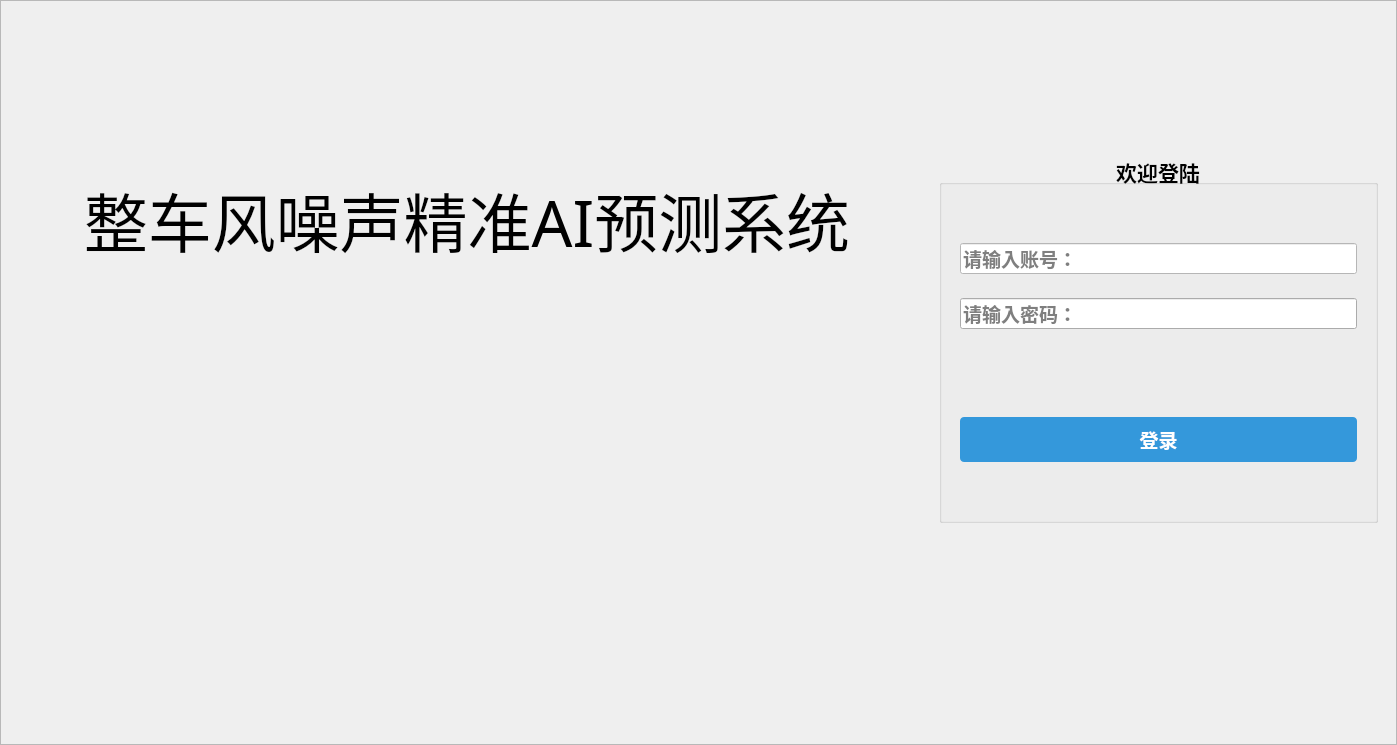
Gayuys/Wind-noise-UI, file login.ui: the form before one commit.
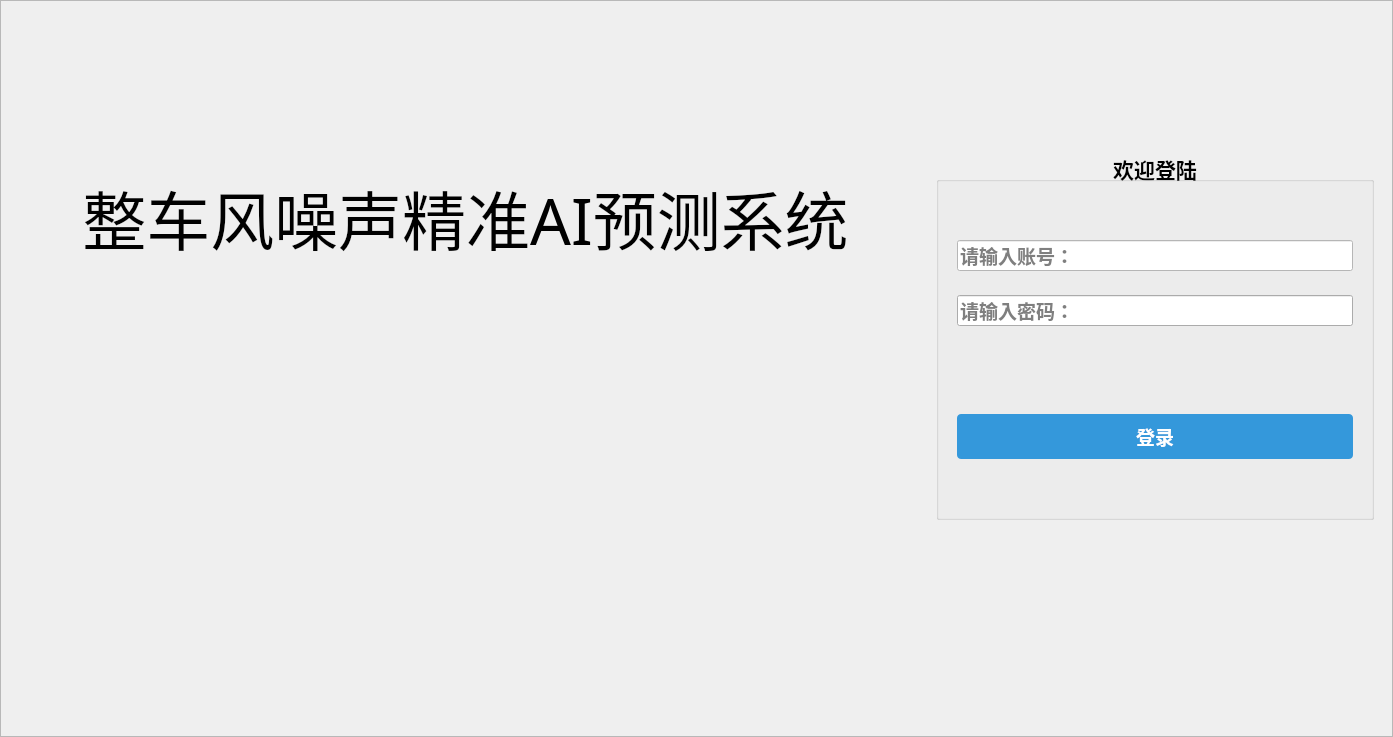
The form after the commit. Icons and pictures are not drawn.

Commit message: 修改登录界面和主界面目标定义

```diff
--- a/login.ui
+++ b/login.ui
@@ -6,8 +6,8 @@
    <rect>
     <x>0</x>
     <y>0</y>
-    <width>1397</width>
-    <height>745</height>
+    <width>1393</width>
+    <height>737</height>
    </rect>
   </property>
   <property name="windowTitle">
@@ -208,6 +208,9 @@
                  <property name="text">
                   <string/>
                  </property>
+                 <property name="echoMode">
+                  <enum>QLineEdit::EchoMode::Password</enum>
+                 </property>
                  <property name="placeholderText">
                   <string>请输入账号：</string>
                  </property>
@@ -226,6 +229,9 @@
                    <pointsize>14</pointsize>
                   </font>
                  </property>
+                 <property name="echoMode">
+                  <enum>QLineEdit::EchoMode::Password</enum>
+                 </property>
                  <property name="placeholderText">
                   <string>请输入密码：</string>
                  </property>
```
The commit also changes 1 other file.
